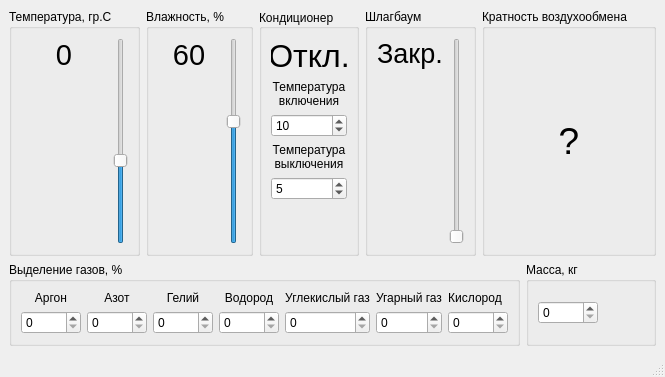
Qt form GUISklad.ui (vikonik/IoTKursovik) before a commit.
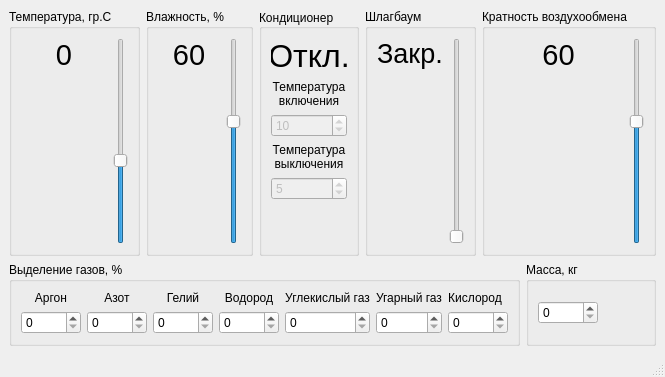
The same form after that commit.

```diff
--- a/GUISklad.ui
+++ b/GUISklad.ui
@@ -248,6 +248,9 @@
          </item>
          <item>
           <widget class="QSpinBox" name="spinBox_conditionerOn">
+           <property name="enabled">
+            <bool>false</bool>
+           </property>
            <property name="toolTip">
             <string>&lt;html&gt;&lt;head/&gt;&lt;body&gt;&lt;p&gt;При достижении этой температурв кондиционер бкдет включен&lt;/p&gt;&lt;/body&gt;&lt;/html&gt;</string>
            </property>
@@ -274,6 +277,9 @@
          </item>
          <item>
           <widget class="QSpinBox" name="spinBox_conditionerOff">
+           <property name="enabled">
+            <bool>false</bool>
+           </property>
            <property name="toolTip">
             <string>При достижении этой температуры кондиционер будет выключен</string>
            </property>
@@ -363,22 +369,67 @@
         <property name="title">
          <string>Кратность воздухообмена</string>
         </property>
-        <layout class="QVBoxLayout" name="verticalLayout_4">
+        <layout class="QHBoxLayout" name="horizontalLayout_2">
          <item>
-          <widget class="QLabel" name="label_2">
-           <property name="font">
-            <font>
-             <pointsize>28</pointsize>
-            </font>
+          <layout class="QVBoxLayout" name="verticalLayout_5">
+           <item>
+            <widget class="QLabel" name="label_air">
+             <property name="font">
+              <font>
+               <pointsize>22</pointsize>
+              </font>
+             </property>
+             <property name="text">
+              <string>60</string>
+             </property>
+             <property name="alignment">
+              <set>Qt::AlignCenter</set>
+             </property>
+            </widget>
+           </item>
+           <item>
+            <spacer name="verticalSpacer_4">
+             <property name="orientation">
+              <enum>Qt::Vertical</enum>
+             </property>
+             <property name="sizeHint" stdset="0">
+              <size>
+               <width>20</width>
+               <height>40</height>
+              </size>
+             </property>
+            </spacer>
+           </item>
+          </layout>
+         </item>
+         <item>
+          <widget class="QSlider" name="slider_air">
+           <property name="sizePolicy">
+            <sizepolicy hsizetype="Fixed" vsizetype="Expanding">
+             <horstretch>0</horstretch>
+             <verstretch>0</verstretch>
+            </sizepolicy>
            </property>
-           <property name="toolTip">
-            <string>Что это????</string>
+           <property name="minimum">
+            <number>0</number>
            </property>
-           <property name="text">
-            <string>?</string>
+           <property name="maximum">
+            <number>100</number>
            </property>
-           <property name="alignment">
-            <set>Qt::AlignCenter</set>
+           <property name="pageStep">
+            <number>0</number>
+           </property>
+           <property name="value">
+            <number>60</number>
+           </property>
+           <property name="orientation">
+            <enum>Qt::Vertical</enum>
+           </property>
+           <property name="tickPosition">
+            <enum>QSlider::NoTicks</enum>
+           </property>
+           <property name="tickInterval">
+            <number>1</number>
            </property>
           </widget>
          </item>
```
